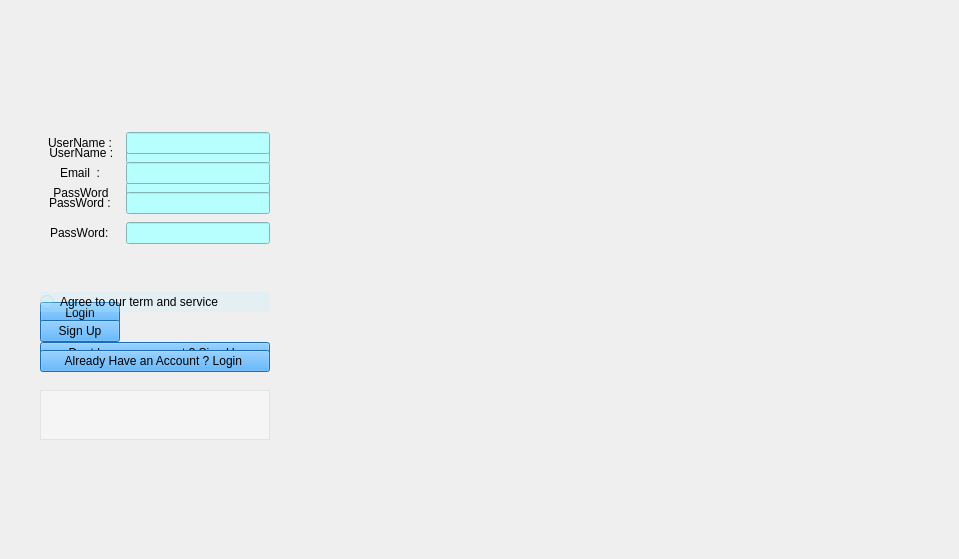
Old version of the form Login_Sign_page/login_sign_page.ui in the repository meh3one/Ap-FinalProj.
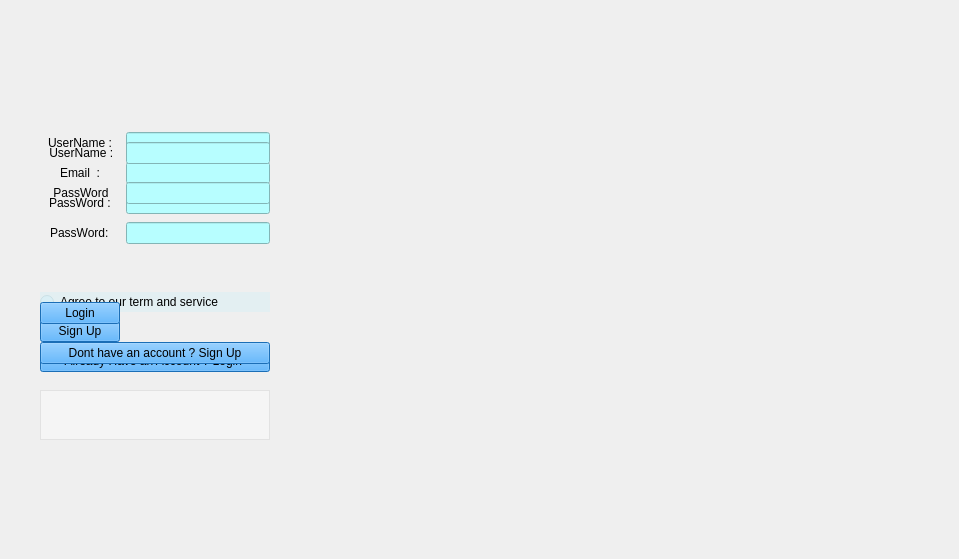
New version of the form. Icons and pictures are not drawn.

Commit message: designed the 3rd page ::ReadOnly && Fixed Bugs && Hide passWord input

Patch:
```diff
--- a/Login_Sign_page/login_sign_page.ui
+++ b/Login_Sign_page/login_sign_page.ui
@@ -61,6 +61,9 @@
        <property name="styleSheet">
         <string notr="true">background-color: rgb(183, 254, 255)</string>
        </property>
+       <property name="echoMode">
+        <enum>QLineEdit::Password</enum>
+       </property>
       </widget>
      </item>
      <item row="3" column="0">
@@ -139,6 +142,9 @@
        <property name="styleSheet">
         <string notr="true">background-color: rgb(183, 254, 255)</string>
        </property>
+       <property name="echoMode">
+        <enum>QLineEdit::Password</enum>
+       </property>
       </widget>
      </item>
      <item row="2" column="1">
@@ -146,6 +152,9 @@
        <property name="styleSheet">
         <string notr="true">background-color: rgb(183, 254, 255)</string>
        </property>
+       <property name="echoMode">
+        <enum>QLineEdit::Password</enum>
+       </property>
       </widget>
      </item>
      <item row="1" column="1">
@@ -255,6 +264,9 @@
      <string notr="true">background-color: rgba(255, 255, 255, 0.4);</string>
     </property>
    </widget>
+   <zorder>Output</zorder>
+   <zorder>SignUp_Widget</zorder>
+   <zorder>Login_Widget</zorder>
   </widget>
  </widget>
  <resources/>
```
The commit also changes 10 other files.
